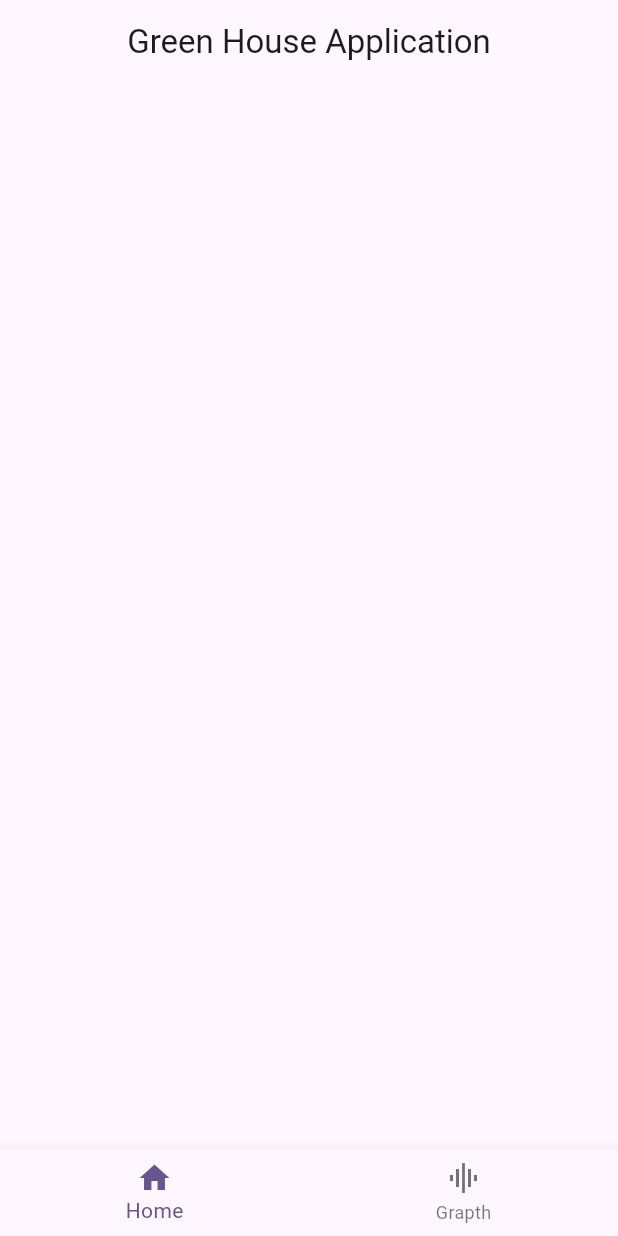
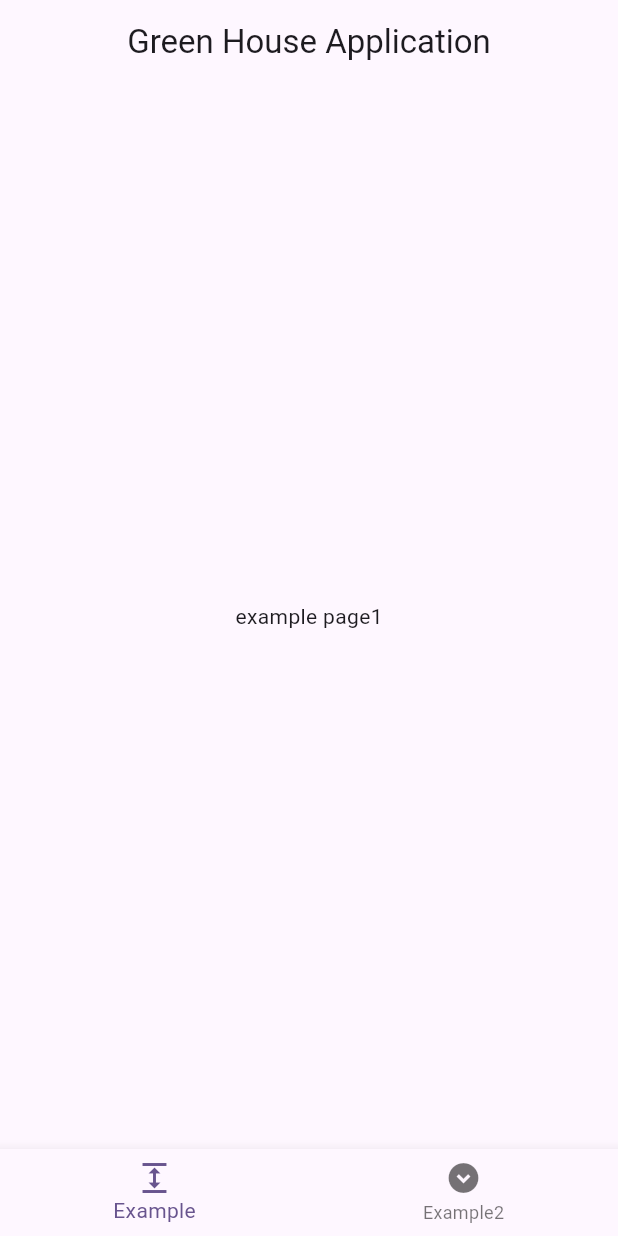
Before and after one commit to Yoshidagumi-group5/bus_app, a Flutter app: the screen it shows after launch, on a phone screen of 412 x 824 dp. Run offline on Flutter 3.47's test engine with Material 3 defaults, Android fonts, the phone set to English and light mode, and no system bars; our stand-ins replace flutter_riverpod.

Commit message:
create example

```diff
--- a/lib/main.dart
+++ b/lib/main.dart
@@ -1,3 +1,5 @@
+import 'package:bus_app/pages/example.dart';
+import 'package:bus_app/pages/example2.dart';
 import 'package:flutter/material.dart';
 import 'package:flutter_riverpod/flutter_riverpod.dart';
 
@@ -21,21 +23,25 @@ class MyApp extends StatelessWidget {
   }
 }
 
+// page追加時にはここに追加
 enum PageType {
-  home,
-  grapth,
+  example1,
+  example2,
 }
 
-class PageNotifier extends StateNotifier<PageType> {
-  PageNotifier() : super(PageType.home);
+class BottomNavigationNotifier extends Notifier<PageType> {
+  @override
+  build() {
+    return PageType.example1;
+  }
 
   void changePage(PageType pageType) {
     state = pageType;
   }
 }
 
-final pageProvider = StateNotifierProvider<PageNotifier, PageType>(
-  (ref) => PageNotifier(),
+final pageProvider = NotifierProvider<BottomNavigationNotifier, PageType>(
+  BottomNavigationNotifier.new,
 );
 
 class MainPage extends ConsumerWidget {
@@ -44,26 +50,39 @@ class MainPage extends ConsumerWidget {
   @override
   Widget build(BuildContext context, WidgetRef ref) {
     final currentPage = ref.watch(pageProvider);
+
+    Widget bodyWidget;
+    switch (currentPage) {
+      case PageType.example1:
+        bodyWidget = const ExamplePage1();
+        break;
+      case PageType.example2:
+        bodyWidget = const ExamplePage2();
+        break;
+    }
+
     return Scaffold(
       appBar: AppBar(
         title: const Center(child: Text("Green House Application")),
       ),
-        /*
-        body: currentPage == PageType.home
-            ? const Center(child: NowInstance())
-            : const Center(child: GreenGrapth()),
-        */
+      body: bodyWidget,
       bottomNavigationBar: BottomNavigationBar(
-          currentIndex: currentPage == PageType.home ? 0 : 1,
+        currentIndex: PageType.values.indexOf(currentPage),
         items: const [
-            BottomNavigationBarItem(icon: Icon(Icons.home), label: "Home"),
           BottomNavigationBarItem(
-                icon: Icon(Icons.graphic_eq_outlined), label: "Grapth")
+            icon: Icon(Icons.expand),
+            label: 'Example',
+          ),
+          BottomNavigationBarItem(
+            icon: Icon(Icons.expand_circle_down),
+            label: 'Example2',
+          ),
         ],
         onTap: (index) {
-            final pageType = index == 0 ? PageType.home : PageType.grapth;
+          final pageType = PageType.values[index];
           ref.read(pageProvider.notifier).changePage(pageType);
         },
-        ));
+      ),
+    );
   }
 }
--- /dev/null
+++ b/lib/pages/example.dart
@@ -0,0 +1,13 @@
+import 'package:flutter/material.dart';
+import 'package:flutter_riverpod/flutter_riverpod.dart';
+
+class ExamplePage1 extends ConsumerWidget {
+  const ExamplePage1({super.key});
+
+  @override
+  Widget build(BuildContext context, WidgetRef ref) {
+    return const Center(
+      child: Text("example page1"),
+    );
+  }
+}
--- a/pubspec.yaml
+++ b/pubspec.yaml
@@ -37,8 +37,6 @@ dependencies:
   cupertino_icons: ^1.0.2
   flutter_riverpod: ^2.4.9
   hooks_riverpod: ^2.4.9
-  firebase_core: ^2.24.2
-  cloud_firestore: ^4.14.0
   flutter_hooks: ^0.20.4
   fl_chart: ^0.66.1
   table_calendar: ^3.1.0
```
Also changed, not shown: lib/pages/example2.dart (added, +13 -0 lines), pubspec.lock, 3 other files. Lines whose indentation alone changed are shown as unchanged.
